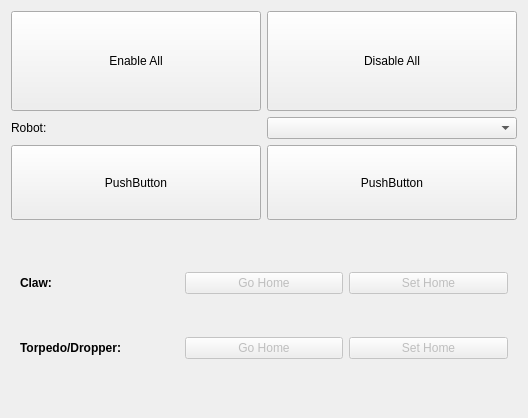
Old version of the form amrviz/amrviz/src/robotenable.ui in the repository OSU-AMR/amr_gui.
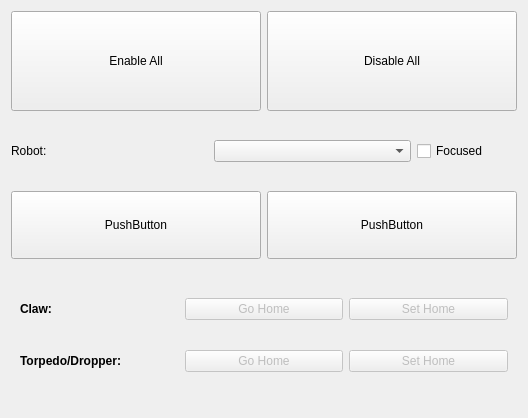
New version of the form.

Diff of the .ui file:
```diff
--- a/amrviz/amrviz/src/robotenable.ui
+++ b/amrviz/amrviz/src/robotenable.ui
@@ -82,6 +82,25 @@
        <item>
         <widget class="QComboBox" name="robot_select_block"/>
        </item>
+       <item>
+        <widget class="QCheckBox" name="focus_box">
+         <property name="minimumSize">
+          <size>
+           <width>100</width>
+           <height>0</height>
+          </size>
+         </property>
+         <property name="maximumSize">
+          <size>
+           <width>100</width>
+           <height>100</height>
+          </size>
+         </property>
+         <property name="text">
+          <string>Focused</string>
+         </property>
+        </widget>
+       </item>
       </layout>
      </item>
      <item>
```
